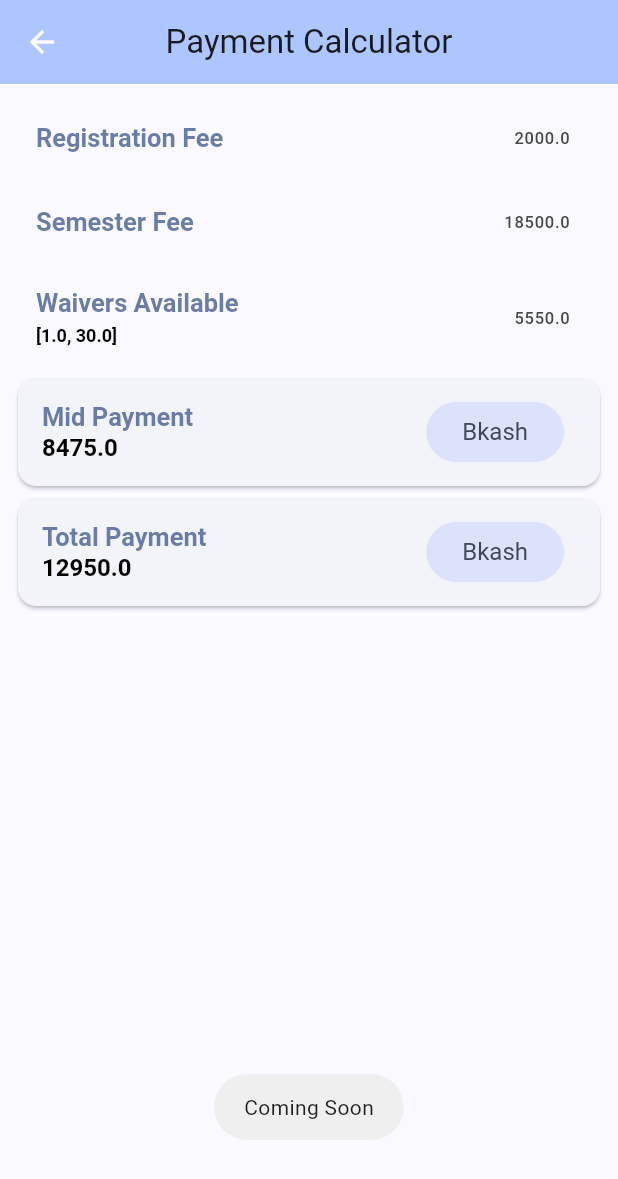
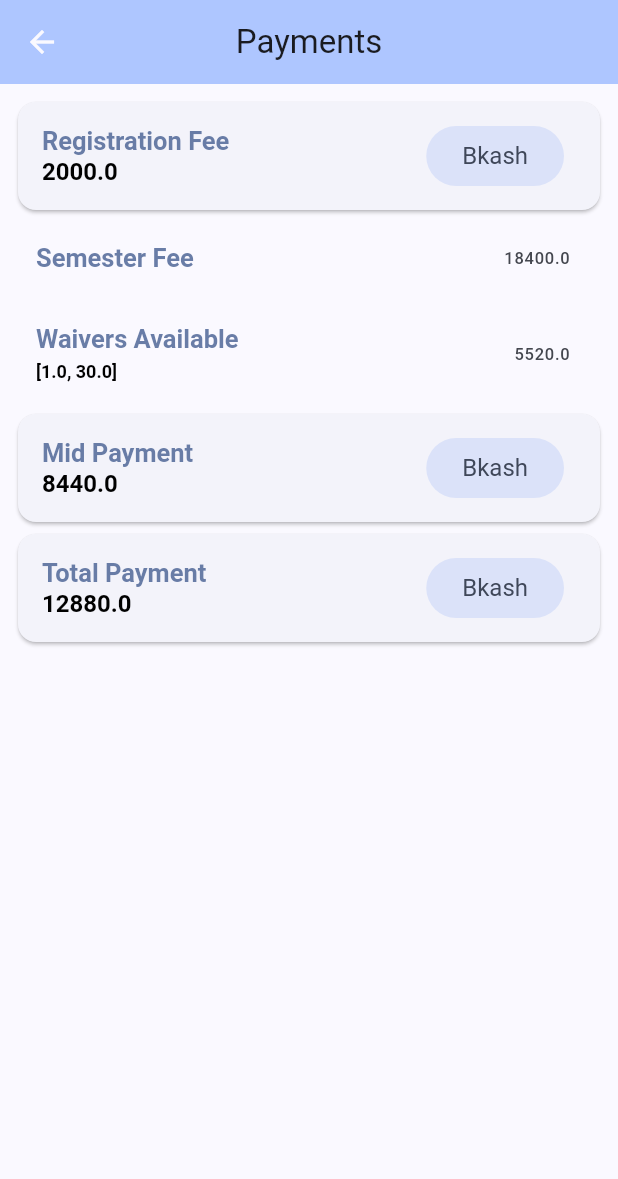
Before and after one commit to momin-mostafa/smuctian, a Flutter app: the PaymentCalcView screen opened directly, after a tap on "Bkash", on a phone screen of 412 x 824 dp. Shown: the top 1179 px of the screen. Run offline on Flutter 3.47's test engine with Material 3 defaults, Android fonts, the phone set to English and light mode, and no system bars; our stand-ins replace dots_indicator, flutter_expandable_fab, flutter_svg, fluttertoast, google_maps_flutter, pinput and 2 more; accounts and stored records are empty.

Commit message:
minor changes in cg provider and payment view

```diff
--- a/lib/application/cgcalc/cgcalc.provider.dart
+++ b/lib/application/cgcalc/cgcalc.provider.dart
@@ -8,9 +8,9 @@
   RegistrationPageModelTwo registrationPageModelTwo =
       RegistrationPageModelTwo();
 
-  CostCalculationFeature? costCalculation;
+  late CostCalculationFeature costCalculation;
 
-  double semesterFeeTotal = 18500;
+  double semesterFeeTotal = 18400;
   double registrationFeeTotal = 2000;
   double previousSemesterResult = 3.9;
   List<double> listOfAvailableWaiver = [1, 30];
@@ -22,7 +22,14 @@
   bool sscGolden = false;
   bool hscGolden = false;
 
-  CostCalculationFeature get cost =>
+  CostCalculationFeature get cost => costCalculation;
+
+  String get amount => cost.getFinalAmmount().toString();
+
+  String get highestWaiver => cost.getWaiver().toString();
+
+
+  void calculate(){
     costCalculation = CostCalculationFeature(
         semesterfeeTotal: semesterFeeTotal,
         registrationFee: registrationFeeTotal,
@@ -33,7 +40,5 @@
         prevTotalRegisteredCredit: prevTotalRegisteredCredit,
         newIntakeCredit: newIntakeCredit,
         retakeCredit: retakeCredit);
-
-  String get amount => cost.getFinalAmmount().toString();
-  String get highestWaiver => cost.getWaiver().toString();
   }
+}
--- a/lib/presentation/payment.v.dart
+++ b/lib/presentation/payment.v.dart
@@ -3,23 +3,47 @@
 import 'package:provider/provider.dart';
 import 'package:smuctian/application/cgcalc/cgcalc.provider.dart';
 
-class PaymentCalcView extends StatelessWidget {
+class PaymentCalcView extends StatefulWidget {
   const PaymentCalcView({super.key});
+
+  @override
+  State<PaymentCalcView> createState() => _PaymentCalcViewState();
+}
+
+class _PaymentCalcViewState extends State<PaymentCalcView> {
+
+  @override
+  void initState() {
+    context.read<CGCalcProvider>().calculate();
+    super.initState();
+  }
 
   @override
   Widget build(BuildContext context) {
     return Scaffold(
       appBar: AppBar(
-        title: const Text("Payment Calculator"),
+        title: const Text("Payments"),
       ),
       body: Consumer<CGCalcProvider>(builder: (context, vm, _) {
         return Padding(
           padding: const EdgeInsets.all(8.0),
           child: Column(
             children: [
-              ListTile(
-                title: const Text("Registration Fee"),
-                trailing: Text(vm.registrationFeeTotal.toString()),
+              Card(
+                child: ListTile(
+                  title: const Text("Registration Fee"),
+                  subtitle: Text(
+                    vm.registrationFeeTotal.toString(),
+                    style: const TextStyle(
+                      fontWeight: FontWeight.bold,
+                      fontSize: 16,
+                    ),
+                  ),
+                  trailing: FilledButton.tonal(
+                    onPressed: () {},
+                    child: const Text("Bkash"),
+                  ),
+                ),
               ),
               ListTile(
                 title: const Text("Semester Fee"),
@@ -44,7 +68,7 @@
                   ),
                   trailing: FilledButton.tonal(
                     onPressed: () {
-                          Fluttertoast.showToast(msg: "Coming Soon");
+                      Fluttertoast.showToast(msg: "Coming Soon");
                     },
                     child: const Text("Bkash"),
                   ),
```
Lines whose indentation alone changed are shown as unchanged.
